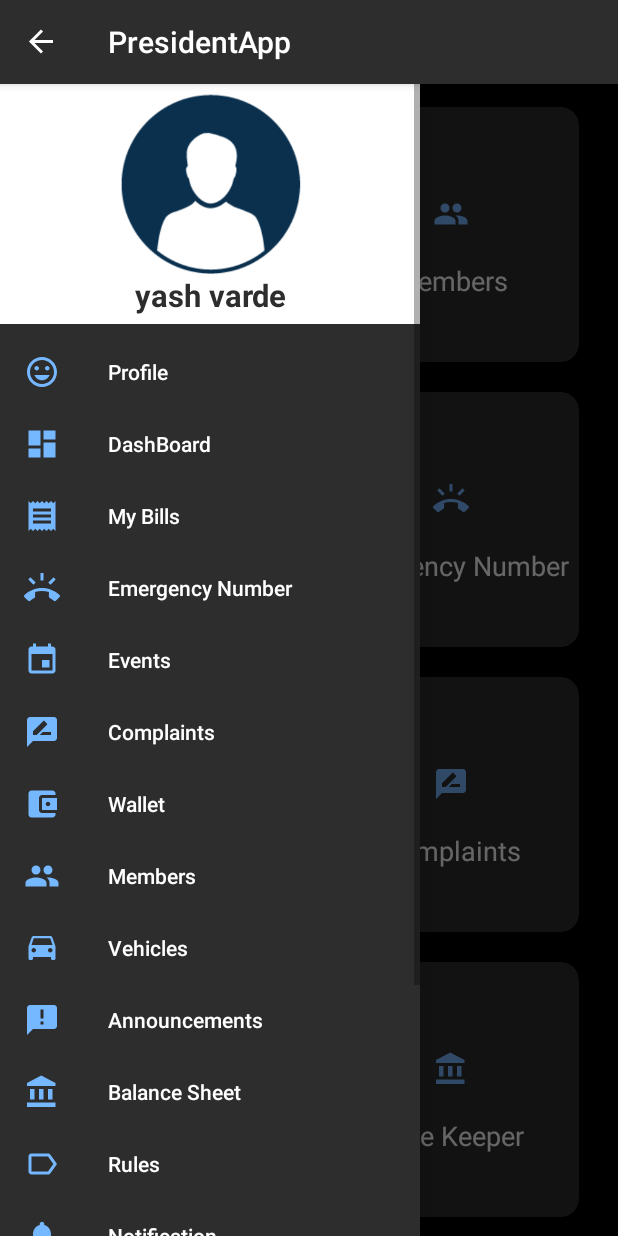
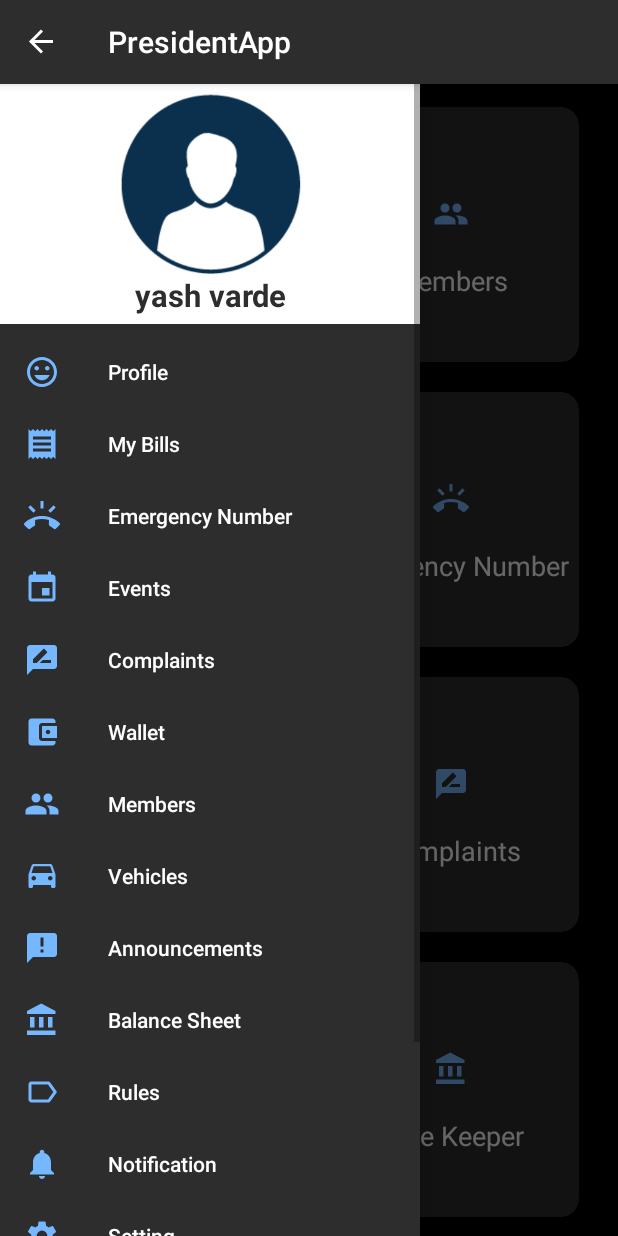
Before and after one commit to kapilk62/PresidentApp, an Android app: the screen it shows after launch once a user with an empty profile is signed in (MainActivity), with the side drawer open, on a phone screen of 412 x 824 dp. Run offline under Robolectric (Android 15) with nearby library versions, the phone set to English and light mode, and no system bars; our stand-ins replace Firebase (no records; nobody signed in at launch, a user with empty details on screens opened directly); Roboto replaces fonts that are not available here.

Commit message:
merge Done of rules and profile and login ! Finall remove dashboard

```diff
--- a/app/src/main/java/com/example/presidentapp/MainActivity.java
+++ b/app/src/main/java/com/example/presidentapp/MainActivity.java
@@ -81,10 +81,6 @@ public class MainActivity extends AppCompatActivity implements View.OnClickListe
             startActivity(i);
         }
 
-        else if(id==R.id.sdashboard)
-        {
-
-        }
 
         else if(id==R.id.smy_bills)
         {
--- a/app/src/main/res/menu/drawermenu.xml
+++ b/app/src/main/res/menu/drawermenu.xml
@@ -2,7 +2,6 @@
 <menu xmlns:android="http://schemas.android.com/apk/res/android">
 
     <item android:id="@+id/sprofile" android:title="Profile" android:icon="@drawable/ic_profile"/>
-    <item android:id="@+id/sdashboard" android:title="DashBoard" android:icon="@drawable/ic_dashboard_black_24dp"/>
     <item android:id="@+id/smy_bills" android:title="My Bills" android:icon="@drawable/ic_mybills"/>
     <item android:id="@+id/semergency_number" android:title="Emergency Number" android:icon="@drawable/ic_emergency"/>
     <item android:id="@+id/sevents" android:title="Events" android:icon="@drawable/ic_event_black_24dp"/>
```
